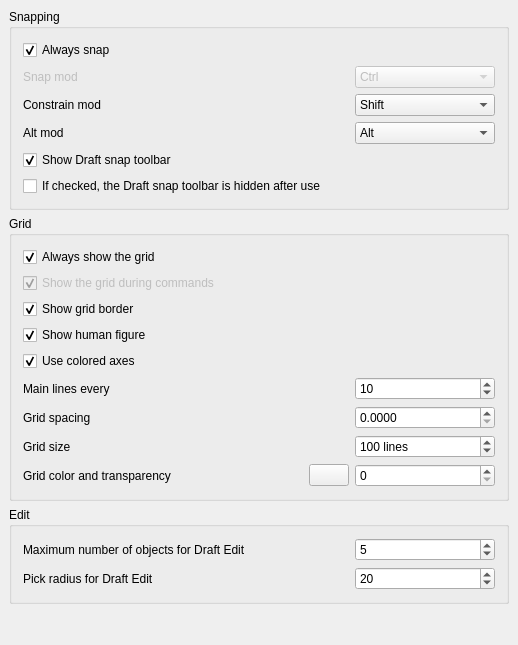
Above: src/Mod/Draft/Resources/ui/preferences-draftsnap.ui from southseact-3d/fcd before the change. Below: the same form after it.
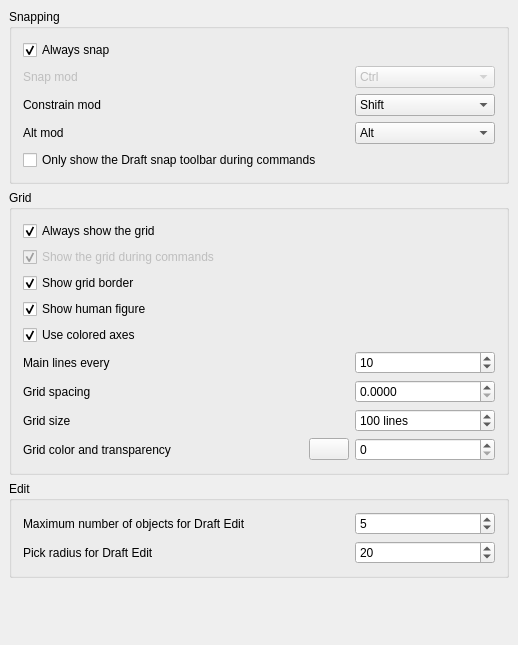
That is the form after the change. Custom widgets are drawn as their Qt base class.

Commit message:
Draft: improve Snap bar show-hide preference
This PR replaces the showSnapBar and hideSnapBar preferences with a single new preference: SnapBarShowOnlyDuringCommands.

Additonally:
Improved some param observer callbacks.

```diff
--- a/src/Mod/Draft/Resources/ui/preferences-draftsnap.ui
+++ b/src/Mod/Draft/Resources/ui/preferences-draftsnap.ui
@@ -247,38 +247,18 @@
       <item>
        <layout class="QHBoxLayout" name="horizontalLayout_5">
         <item>
-         <widget class="Gui::PrefCheckBox" name="checkBox_showSnapBar">
+         <widget class="Gui::PrefCheckBox" name="checkBox_SnapBarShowOnlyDuringCommands">
           <property name="toolTip">
            <string>If checked, the Snap toolbar will be shown whenever you use snapping</string>
           </property>
           <property name="text">
-           <string>Show Draft snap toolbar</string>
+           <string>Only show the Draft snap toolbar during commands</string>
           </property>
           <property name="checked">
-           <bool>true</bool>
+           <bool>false</bool>
           </property>
           <property name="prefEntry" stdset="0">
-           <cstring>showSnapBar</cstring>
-          </property>
-          <property name="prefPath" stdset="0">
-           <cstring>Mod/Draft</cstring>
-          </property>
-         </widget>
-        </item>
-       </layout>
-      </item>
-      <item>
-       <layout class="QHBoxLayout" name="horizontalLayout_6">
-        <item>
-         <widget class="Gui::PrefCheckBox" name="checkBox_hideSnapBar">
-          <property name="enabled">
-           <bool>true</bool>
-          </property>
-          <property name="text">
-           <string>If checked, the Draft snap toolbar is hidden after use</string>
-          </property>
-          <property name="prefEntry" stdset="0">
-           <cstring>hideSnapBar</cstring>
+           <cstring>SnapBarShowOnlyDuringCommands</cstring>
           </property>
           <property name="prefPath" stdset="0">
            <cstring>Mod/Draft</cstring>
@@ -402,7 +382,7 @@
        </widget>
       </item>
       <item>
-       <layout class="QHBoxLayout" name="horizontalLayout_7">
+       <layout class="QHBoxLayout" name="horizontalLayout_6">
         <item>
          <widget class="QLabel" name="label_gridEvery">
           <property name="text">
@@ -448,7 +428,7 @@
        </layout>
       </item>
       <item>
-       <layout class="QHBoxLayout" name="horizontalLayout_8">
+       <layout class="QHBoxLayout" name="horizontalLayout_7">
         <item>
          <widget class="QLabel" name="label_gridSpacing">
           <property name="text">
@@ -503,7 +483,7 @@
        </layout>
       </item>
       <item>
-       <layout class="QHBoxLayout" name="horizontalLayout_9">
+       <layout class="QHBoxLayout" name="horizontalLayout_8">
         <item>
          <widget class="QLabel" name="label_gridSize">
           <property name="text">
@@ -555,7 +535,7 @@
        </layout>
       </item>
       <item>
-       <layout class="QHBoxLayout" name="horizontalLayout_10">
+       <layout class="QHBoxLayout" name="horizontalLayout_9">
         <item>
          <widget class="QLabel" name="label_gridColor_gridTransparency">
           <property name="text">
@@ -636,7 +616,7 @@
      </property>
      <layout class="QVBoxLayout" name="verticalLayout_3">
       <item>
-       <layout class="QHBoxLayout" name="horizontalLayout_11">
+       <layout class="QHBoxLayout" name="horizontalLayout_10">
         <item>
          <widget class="QLabel" name="label_DraftEditMaxObjects">
           <property name="toolTip">
@@ -694,7 +674,7 @@
        </layout>
       </item>
       <item>
-       <layout class="QHBoxLayout" name="horizontalLayout_12">
+       <layout class="QHBoxLayout" name="horizontalLayout_11">
         <item>
          <widget class="QLabel" name="label_DraftEditPickRadius">
           <property name="toolTip">
```
Left out of the diff: 8 changed lines with no effect on the pictures. The commit also changes 4 other files.
